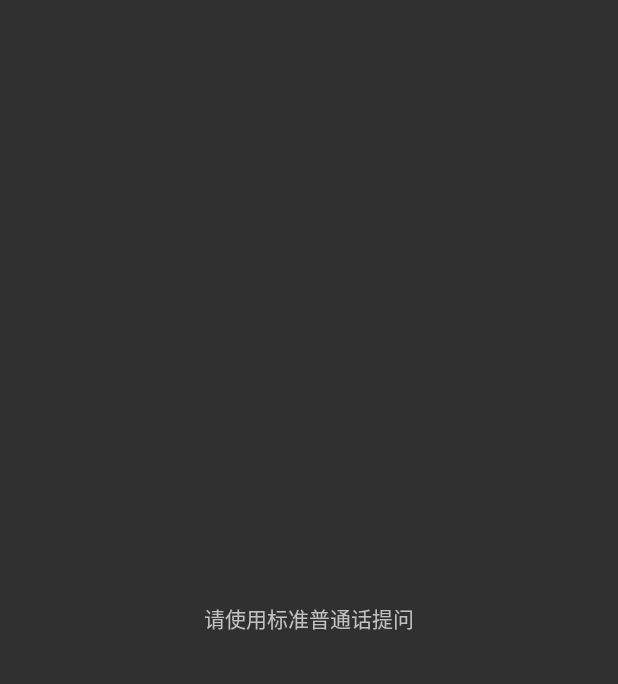
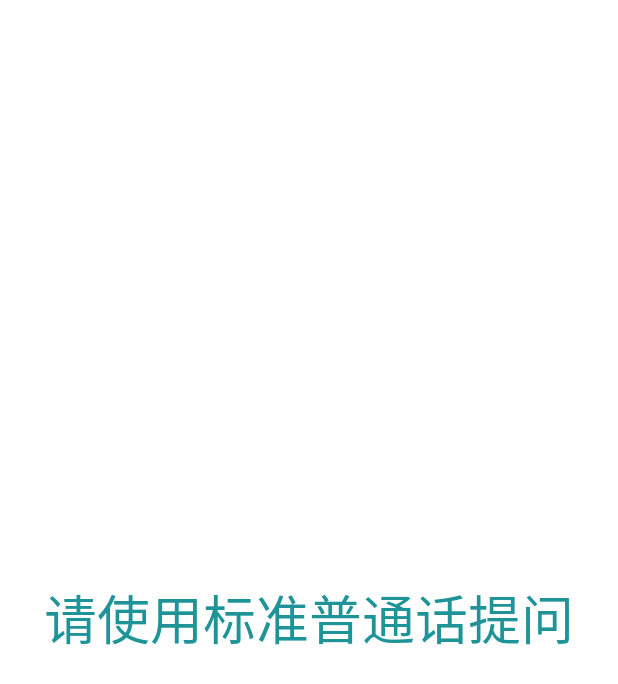
Before and after one commit to AlongEagle/bdmap, an Android app: the VoiceAssist screen opened directly, with no data from a screen before it, on a phone screen of 412 x 824 dp. Shown: the top 684 px of the screen. Run offline under Robolectric (Android 15) with nearby library versions, the phone set to English and light mode, and no system bars; libraries missing offline, so code that uses them is left out: com.turing.androidsdk; 6 statements that could not run were skipped.

```diff
--- a/app/src/main/java/com/xiaoshaying/bdmap/VoiceAssist.java
+++ b/app/src/main/java/com/xiaoshaying/bdmap/VoiceAssist.java
@@ -116,6 +116,8 @@ public class VoiceAssist extends Activity implements VoiceRecognizeListener,
                 case 1:
                     ttsManager.startTTS((String) msg.obj, Constant.XunFei);
                     tv.setText((String) msg.obj);
+//                    tv.setTextColor(Color.BLUE);
+                    tv.setTextSize(35);
 //				Toast.makeText(MainActivity.this, (String)msg.obj, Toast.LENGTH_LONG).show();
                     break;
 
@@ -167,6 +169,9 @@ public class VoiceAssist extends Activity implements VoiceRecognizeListener,
         try {
 
             System.out.println("-----------------------------1111----------------------------------------");
+            tv.setText(arg0);
+//            tv.setTextColor(Color.GREEN);
+            tv.setTextSize(35);
             mTuringApiManager.requestTuringAPI(arg0);
         } catch (Exception e) {
             // TODO Auto-generated catch block
--- a/app/src/main/res/layout/activity_voice_assist.xml
+++ b/app/src/main/res/layout/activity_voice_assist.xml
@@ -2,17 +2,17 @@
     xmlns:tools="http://schemas.android.com/tools"
     android:layout_width="match_parent"
     android:layout_height="match_parent"
-    android:paddingBottom="@dimen/activity_vertical_margin"
-    android:paddingLeft="@dimen/activity_horizontal_margin"
-    android:paddingRight="@dimen/activity_horizontal_margin"
-    android:paddingTop="@dimen/activity_vertical_margin"
-    tools:context="com.example.tulingsdkdemo.MainActivity" >
+
+    tools:context="com.example.tulingsdkdemo.MainActivity"
+    android:background="#ffffff">
 
     <TextView
         android:layout_width="wrap_content"
         android:id="@+id/tv"
         android:layout_height="wrap_content"
         android:text="@string/hello_world"
+        android:textColor="#1f9498"
+        android:textSize="35dp"
         android:textAlignment="center"
         android:layout_centerVertical="true"
         android:layout_centerHorizontal="true" />
--- a/app/src/main/res/menu/activity_nati_drawer.xml
+++ b/app/src/main/res/menu/activity_nati_drawer.xml
@@ -29,7 +29,7 @@
         <item
             android:id="@+id/nav_website"
             android:icon="@drawable/ic_menu_slideshow"
-            android:title="居保简介" />
+            android:title="手机网站" />
     </group>
 
     <item android:title="分享/反馈">
```
Also changed, not shown: app/src/main/res/drawable/dz_logo.jpg.
